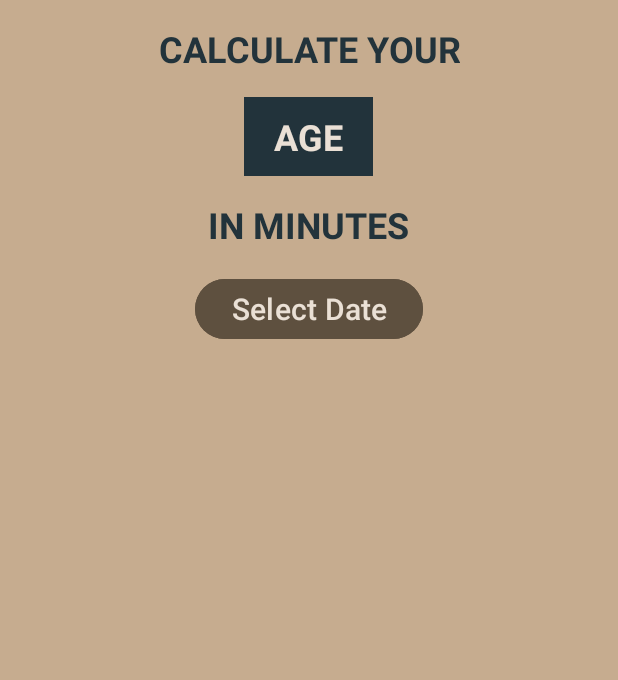
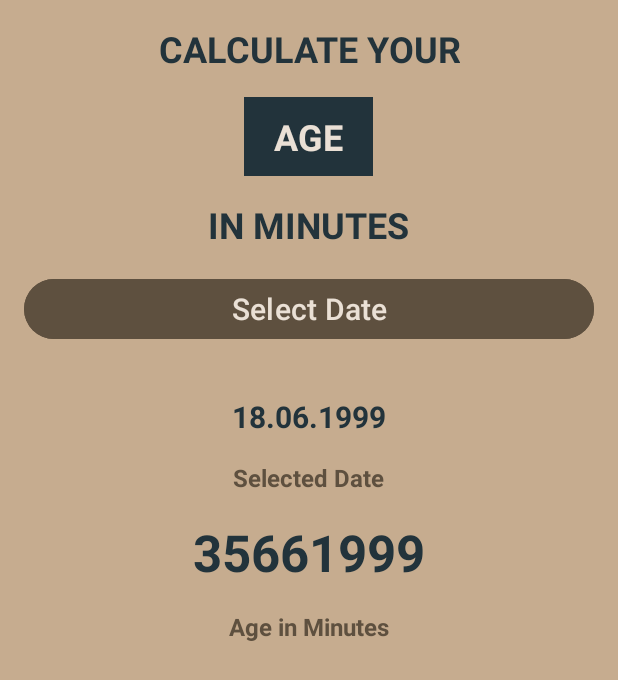
Before and after one commit to Unstopable18/Kotlin, an Android app: the screen it shows after launch (MainActivity), on a phone screen of 412 x 824 dp. Shown: the top 680 px of the screen. Run offline under Robolectric (Android 15) with nearby library versions, the phone set to English and light mode, and no system bars.

Commit message:
Age in minutes complete

```diff
--- a/app/src/main/res/layout/activity_main.xml
+++ b/app/src/main/res/layout/activity_main.xml
@@ -60,8 +60,8 @@
         app:layout_constraintVertical_bias="0.06999999" />
 
     <Button
-        android:id="@+id/button"
-        android:layout_width="wrap_content"
+        android:id="@+id/btnDatePicker"
+        android:layout_width="match_parent"
         android:layout_height="wrap_content"
         android:backgroundTint="@color/darkBgDarkText"
         android:layout_marginTop="16dp"
@@ -71,4 +71,64 @@
         android:textColor="@color/lightBgDarkText"
         android:textSize="20sp" />
 
+    <TextView
+        android:id="@+id/selectedDate"
+        android:layout_width="wrap_content"
+        android:layout_height="wrap_content"
+        android:layout_marginTop="34dp"
+        android:text="18.06.1999"
+        android:textAlignment="center"
+        android:textColor="@color/darkText"
+        android:textSize="20sp"
+        android:textStyle="bold"
+        app:layout_constraintBottom_toBottomOf="parent"
+        app:layout_constraintEnd_toEndOf="parent"
+        app:layout_constraintStart_toStartOf="parent"
+        app:layout_constraintTop_toTopOf="parent"
+        app:layout_constraintVertical_bias="0.06999999" />
+    <TextView
+        android:layout_width="wrap_content"
+        android:layout_height="wrap_content"
+        android:layout_marginTop="16dp"
+        android:text="Selected Date"
+        android:textAlignment="center"
+        android:textColor="@color/darkBgDarkText"
+        android:textSize="16sp"
+        android:textStyle="bold"
+        app:layout_constraintBottom_toBottomOf="parent"
+        app:layout_constraintEnd_toEndOf="parent"
+        app:layout_constraintStart_toStartOf="parent"
+        app:layout_constraintTop_toTopOf="parent"
+        app:layout_constraintVertical_bias="0.06999999" />
+
+    <TextView
+        android:id="@+id/ageInMinutes"
+        android:layout_width="wrap_content"
+        android:layout_height="wrap_content"
+        android:layout_marginTop="16dp"
+        android:text="35661999"
+        android:textAlignment="center"
+        android:textColor="@color/darkText"
+        android:textSize="34sp"
+        android:textStyle="bold"
+        app:layout_constraintBottom_toBottomOf="parent"
+        app:layout_constraintEnd_toEndOf="parent"
+        app:layout_constraintStart_toStartOf="parent"
+        app:layout_constraintTop_toTopOf="parent"
+        app:layout_constraintVertical_bias="0.06999999" />
+    <TextView
+        android:layout_width="wrap_content"
+        android:layout_height="wrap_content"
+        android:layout_marginTop="16dp"
+        android:text="Age in Minutes"
+        android:textAlignment="center"
+        android:textColor="@color/darkBgDarkText"
+        android:textSize="16sp"
+        android:textStyle="bold"
+        app:layout_constraintBottom_toBottomOf="parent"
+        app:layout_constraintEnd_toEndOf="parent"
+        app:layout_constraintStart_toStartOf="parent"
+        app:layout_constraintTop_toTopOf="parent"
+        app:layout_constraintVertical_bias="0.06999999" />
+
 </androidx.appcompat.widget.LinearLayoutCompat>
```
Also changed, not shown: app/src/main/java/com/example/ageinminutescalculator/MainActivity.kt (+48 -0 lines).
